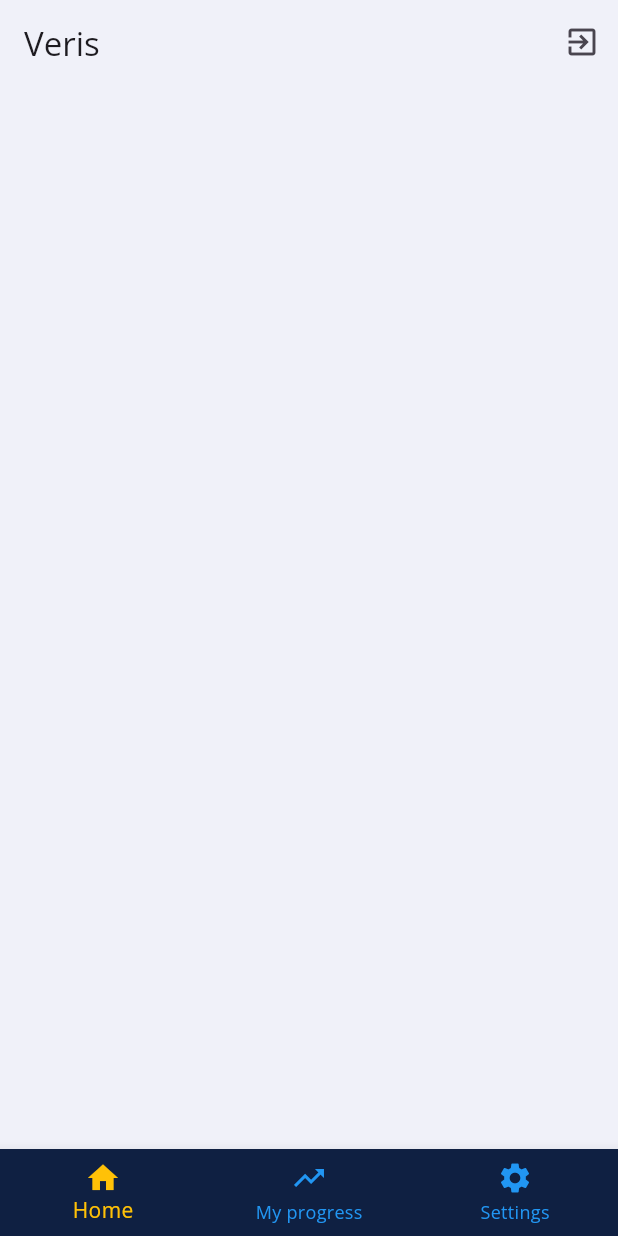
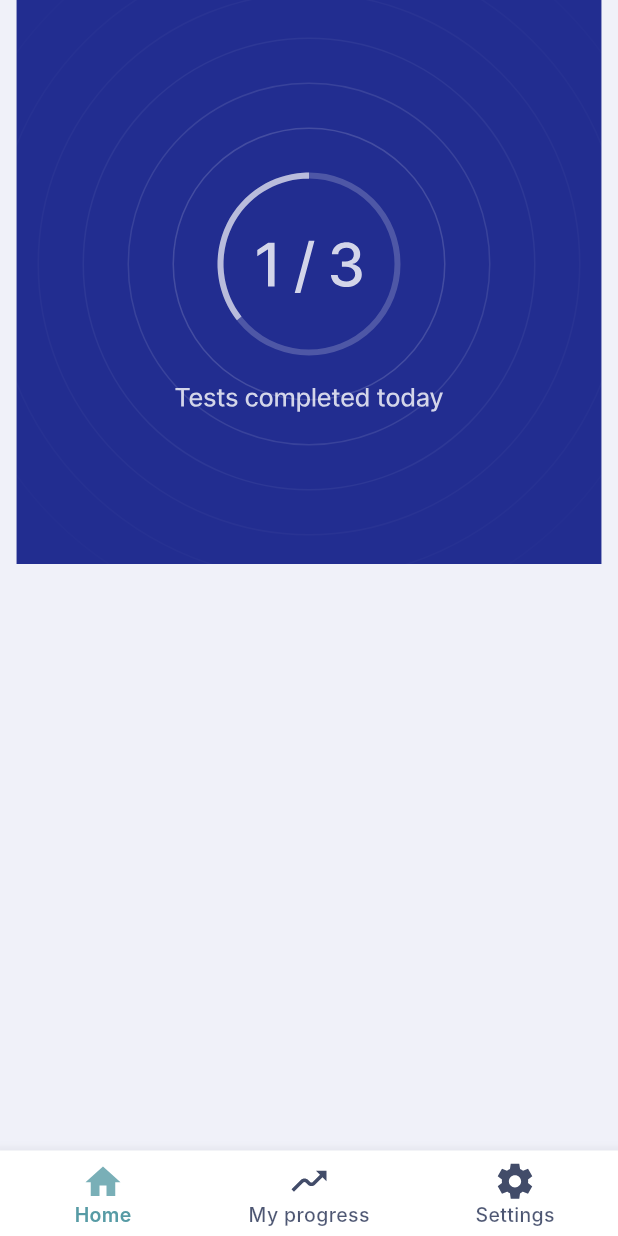
Before and after one commit to davidplans/veris, a Flutter app: the screen it shows once a user with an empty profile is signed in, on a phone screen of 412 x 824 dp. Run offline on Flutter 3.47's test engine with Material 3 defaults, Android fonts, the light colour scheme and no system bars; our stand-ins replace camera, cloud_firestore, device_info_plus, dio, equatable, firebase_auth and 14 more; missing offline and left inert: mobile_scanner, overlay_loading_progress, svg_path_parser; accounts and stored records are empty; Roboto replaces fonts that are missing (Inter); statements that could not run were skipped.

Commit message:
VR-116173440 Redesign bottom nav bar.

```diff
--- a/lib/core/utils/notification_service.dart
+++ b/lib/core/utils/notification_service.dart
@@ -1,7 +1,6 @@
 import 'dart:async';
 import 'dart:io';
 
-import 'package:Veris/features/home/view/home_widget.dart';
 import 'package:flutter/cupertino.dart';
 import 'package:flutter/foundation.dart';
 import 'package:flutter/material.dart';
@@ -212,11 +211,11 @@
               isDefaultAction: true,
               onPressed: () async {
                 Navigator.of(context, rootNavigator: true).pop();
-                await Navigator.of(context).push(
-                  MaterialPageRoute<void>(
-                    builder: (BuildContext context) => const HomeWidget(),
-                  ),
-                );
+                // await Navigator.of(context).push(
+                //   MaterialPageRoute<void>(
+                //     builder: (BuildContext context) => const HomeWidget(),
+                //   ),
+                // );
               },
               child: const Text('Ok'),
             )
--- a/lib/core/view/bottom_nav_bar.dart
+++ b/lib/core/view/bottom_nav_bar.dart
@@ -1,16 +1,17 @@
 import 'package:Veris/core/utils/study_protocol_helper.dart';
 import 'package:Veris/features/settings/view/settings_widget.dart';
+import 'package:Veris/style/color_constants.dart';
+import 'package:Veris/style/font_constants.dart';
 import 'package:flutter/material.dart';
 import 'package:flutter_bloc/flutter_bloc.dart';
 import 'package:Veris/features/authentication/bloc/auth_bloc.dart';
 import 'package:Veris/features/authentication/bloc/auth_event.dart';
 import 'package:Veris/features/home/view/home_widget.dart';
 import 'package:Veris/features/my_progress/view/progress_widget.dart';
+import 'package:flutter_svg/flutter_svg.dart';
 
 class BottomNavBar extends StatefulWidget {
   const BottomNavBar({Key? key}) : super(key: key);
-
-  static Page page() => const MaterialPage<void>(child: BottomNavBar());
 
   @override
   State<BottomNavBar> createState() => _BottomNavBarState();
@@ -19,6 +20,10 @@
 class _BottomNavBarState extends State<BottomNavBar> {
   final studyProtocolHelper = StudyProtocolHelper();
   int _currentIndex = 0;
+  Size navBarIconSise = const Size(28.0, 28.0);
+  String homeIconPath = 'assets/icons/home.svg';
+  String progressIconPath = 'assets/icons/moving.svg';
+  String settingsIconPath = 'assets/icons/settings.svg';
 
   final pages = [
     const HomeWidget(),
@@ -29,37 +34,71 @@
   @override
   Widget build(BuildContext context) {
     return Scaffold(
-      appBar: AppBar(
-        title: const Text('Veris'),
-        automaticallyImplyLeading: false,
-        actions: <Widget>[
-          IconButton(
-            key: const Key('homePage_logout_iconButton'),
-            icon: const Icon(Icons.exit_to_app),
-            onPressed: () async {
-              await studyProtocolHelper.cleanInfoAboutCurrentStudyProtocol();
-              // ignore: use_build_context_synchronously
-              context.read<AuthBloc>().add(AuthenticationLogoutRequested());
-            },
-          )
-        ],
-      ),
+      // appBar: AppBar(
+      //   title: const Text('Veris'),
+      //   automaticallyImplyLeading: false,
+      //   actions: <Widget>[
+      //     IconButton(
+      //       key: const Key('homePage_logout_iconButton'),
+      //       icon: const Icon(Icons.exit_to_app),
+      //       onPressed: () async {
+      //         await studyProtocolHelper.cleanInfoAboutCurrentStudyProtocol();
+      //         // ignore: use_build_context_synchronously
+      //         context.read<AuthBloc>().add(AuthenticationLogoutRequested());
+      //       },
+      //     )
+      //   ],
+      // ),
       body: pages[_currentIndex],
       bottomNavigationBar: BottomNavigationBar(
         type: BottomNavigationBarType.fixed,
-        unselectedItemColor: Colors.blue,
-        items: const <BottomNavigationBarItem>[
-          BottomNavigationBarItem(icon: Icon(Icons.home), label: 'Home'),
+        items: <BottomNavigationBarItem>[
           BottomNavigationBarItem(
-              icon: Icon(Icons.trending_up), label: 'My progress'),
+              icon: SvgPicture.asset(
+                homeIconPath,
+                width: navBarIconSise.width,
+                height: navBarIconSise.height,
+              ),
+              activeIcon: SvgPicture.asset(
+                homeIconPath,
+                width: navBarIconSise.width,
+                height: navBarIconSise.height,
+                colorFilter: const ColorFilter.mode(
+                    ColorConstants.iconSecondaryColor, BlendMode.srcIn),
+              ),
+              label: 'Home'),
           BottomNavigationBarItem(
-              icon: Icon(Icons.settings), label: 'Settings'),
+              icon: SvgPicture.asset(
+                progressIconPath,
+                width: navBarIconSise.width,
+                height: navBarIconSise.height,
+              ),
+              activeIcon: SvgPicture.asset(
+                progressIconPath,
+                width: navBarIconSise.width,
+                height: navBarIconSise.height,
+                colorFilter: const ColorFilter.mode(
+                    ColorConstants.iconSecondaryColor, BlendMode.srcIn),
+              ),
+              label: 'My progress'),
+          BottomNavigationBarItem(
+              icon: SvgPicture.asset(
+                settingsIconPath,
+                width: navBarIconSise.width,
+                height: navBarIconSise.height,
+              ),
+              activeIcon: SvgPicture.asset(
+                settingsIconPath,
+                width: navBarIconSise.width,
+                height: navBarIconSise.height,
+                colorFilter: const ColorFilter.mode(
+                    ColorConstants.iconSecondaryColor, BlendMode.srcIn),
+              ),
+              label: 'Settings'),
         ],
         currentIndex: _currentIndex,
         showSelectedLabels: true,
         showUnselectedLabels: true,
-        selectedItemColor: Colors.amber,
-        backgroundColor: const Color(0XFF0F2042),
         onTap: (value) {
           setState(() => _currentIndex = value);
         },
--- a/lib/features/authentication/view/login_page.dart
+++ b/lib/features/authentication/view/login_page.dart
@@ -7,11 +7,6 @@
 
 class LoginPage extends StatelessWidget {
   const LoginPage({Key? key}) : super(key: key);
-  static Page page() => const MaterialPage<void>(child: LoginPage());
-
-  static Route route() {
-    return MaterialPageRoute<void>(builder: (_) => const LoginPage());
-  }
 
   @override
   Widget build(BuildContext context) {
--- a/lib/features/authentication/view/signup_form.dart
+++ b/lib/features/authentication/view/signup_form.dart
@@ -7,10 +7,12 @@
 import 'package:Veris/features/authentication/models/signup_state.dart';
 import 'package:Veris/features/authentication/services/signup_cubit.dart';
 import 'package:Veris/features/qr_scanner/qr_scanner.dart';
+import 'package:Veris/routes/routes.dart';
 import 'package:Veris/style/color_constants.dart';
 import 'package:flutter/material.dart';
 import 'package:flutter_bloc/flutter_bloc.dart';
 import 'package:formz/formz.dart';
+import 'package:go_router/go_router.dart';
 
 class SignUpForm extends StatefulWidget {
   const SignUpForm({Key? key}) : super(key: key);
@@ -335,10 +337,7 @@
     return OutlinedButtonComponent(
       title: 'Scan QR code',
       onPressed: () {
-        Navigator.push(
-          context,
-          MaterialPageRoute(builder: (context) => const QrScanner()),
-        );
+        context.go(Routes.scanQR.path);
       },
       backgroundColor: ColorConstants.btnOutlineDefaultColor,
       titleColor: ColorConstants.btnPrimaryDefaultColor,
--- a/lib/features/home/view/home_widget.dart
+++ b/lib/features/home/view/home_widget.dart
@@ -3,14 +3,14 @@
 import 'package:Veris/core/utils/notification_service.dart';
 import 'package:Veris/core/utils/study_protocol_helper.dart';
 import 'package:Veris/features/home/view/partials/module_widget.dart';
+import 'package:Veris/style/color_constants.dart';
 import 'package:flutter/material.dart';
 import 'package:flutter_local_notifications/flutter_local_notifications.dart';
+import 'package:flutter_svg/flutter_svg.dart';
 import 'package:shared_preferences/shared_preferences.dart';
 
 class HomeWidget extends StatefulWidget {
   const HomeWidget({Key? key}) : super(key: key);
-
-  static Page page() => const MaterialPage<void>(child: HomeWidget());
 
   @override
   State<HomeWidget> createState() => _HomeWidgetState();
@@ -20,7 +20,6 @@
   late final NotificationService notificationService;
 
   List<ModuleForHomePage> _modules = [];
-  // final Future<SharedPreferences> _prefs = SharedPreferences.getInstance();
   final studyProtocolHelper = StudyProtocolHelper();
   String _bannerUrl = '';
 
@@ -120,7 +119,8 @@
       child: Column(
         mainAxisSize: MainAxisSize.min,
         children: <Widget>[
-          _bannerUrl != "" ? Image.network(_bannerUrl) : Container(),
+          // _bannerUrl != "" ? Image.network(_bannerUrl) : Container(),
+          SvgPicture.asset('assets/images/blue_circles.svg',),
           Expanded(
             flex: 4,
             child: ListView.builder(
--- a/lib/features/intro/view/partials/intro_go_to_qr_button.dart
+++ b/lib/features/intro/view/partials/intro_go_to_qr_button.dart
@@ -1,5 +1,6 @@
-import 'package:Veris/features/qr_scanner/qr_scanner.dart';
+import 'package:Veris/routes/routes.dart';
 import 'package:flutter/material.dart';
+import 'package:go_router/go_router.dart';
 
 class IntroGoToQRButton extends StatelessWidget {
   const IntroGoToQRButton({
@@ -23,10 +24,7 @@
             ElevatedButton(
               child: const Text('Scan QR'),
               onPressed: () {
-                Navigator.push(
-                  context,
-                  MaterialPageRoute(builder: (context) => const QrScanner()),
-                );
+                context.go(Routes.scanQR.path);
               },
             ),
           ],
--- a/lib/routes/routes.dart
+++ b/lib/routes/routes.dart
@@ -7,6 +7,7 @@
 import 'package:Veris/features/authentication/view/signup_page.dart';
 import 'package:Veris/features/intro/view/intro_page.dart';
 import 'package:Veris/features/intro/view/welcome_page.dart';
+import 'package:Veris/features/qr_scanner/qr_scanner.dart';
 import 'package:flutter/material.dart';
 import 'package:go_router/go_router.dart';
 
@@ -15,7 +16,8 @@
   login('/login'),
   signup('/signup'),
   home('/home'),
-  intro('/intro');
+  intro('/intro'),
+  scanQR('/scan_qr');
 
   const Routes(this.path);
   final String path;
@@ -53,6 +55,11 @@
         path: Routes.intro.path,
         name: Routes.intro.name,
         builder: (context, state) => const IntroPage(),
+      ),
+      GoRoute(
+        path: Routes.scanQR.path,
+        name: Routes.scanQR.name,
+        builder: (context, state) => const QrScanner(),
       ),
     ],
     refreshListenable: GoRouterRefreshStream(authBloc.stream),
--- a/lib/style/theme.dart
+++ b/lib/style/theme.dart
@@ -1,4 +1,5 @@
 import 'package:Veris/style/color_constants.dart';
+import 'package:Veris/style/font_constants.dart';
 import 'package:flutter/material.dart';
 import 'package:flutter/services.dart';
 import 'package:google_fonts/google_fonts.dart';
@@ -19,4 +20,19 @@
       statusBarBrightness: Brightness.light, // For iOS (dark icons)
     ),
   ),
+  bottomNavigationBarTheme: const BottomNavigationBarThemeData(
+    backgroundColor: Colors.white,
+    selectedItemColor: ColorConstants.iconSecondaryColor,
+    unselectedItemColor: ColorConstants.textSecondaryColor,
+    selectedLabelStyle: TextStyle(
+        fontFamily: FontConstants.interFontFamily,
+        fontSize: FontConstants.fontSize13,
+        fontWeight: FontWeight.w600,
+        height: 1.23),
+    unselectedLabelStyle: TextStyle(
+        fontFamily: FontConstants.interFontFamily,
+        fontSize: FontConstants.fontSize13,
+        fontWeight: FontWeight.w500,
+        height: 1.23),
+  ),
 );
```
Also changed, not shown: assets/images/blue_circles.svg (added).
